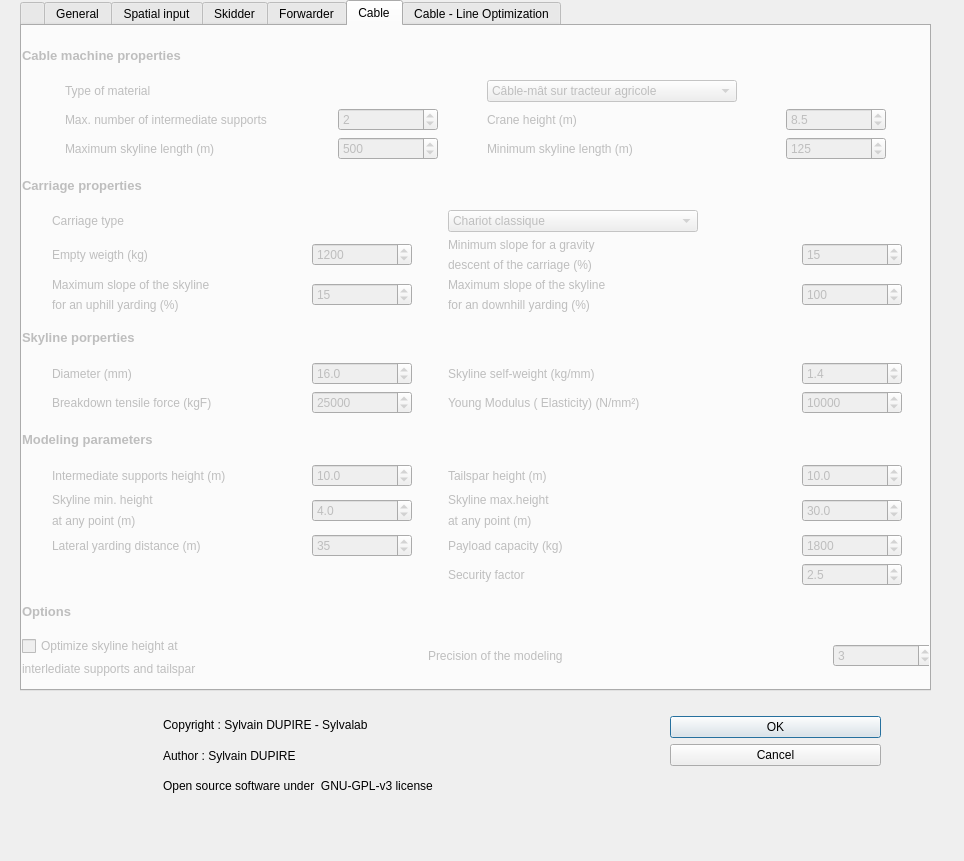
Qt form sylvaccess_plugin/sylvaccess_plugin_dialog_base.ui (Tijjat/Sylvaccess_qgis_plugin) before a commit.
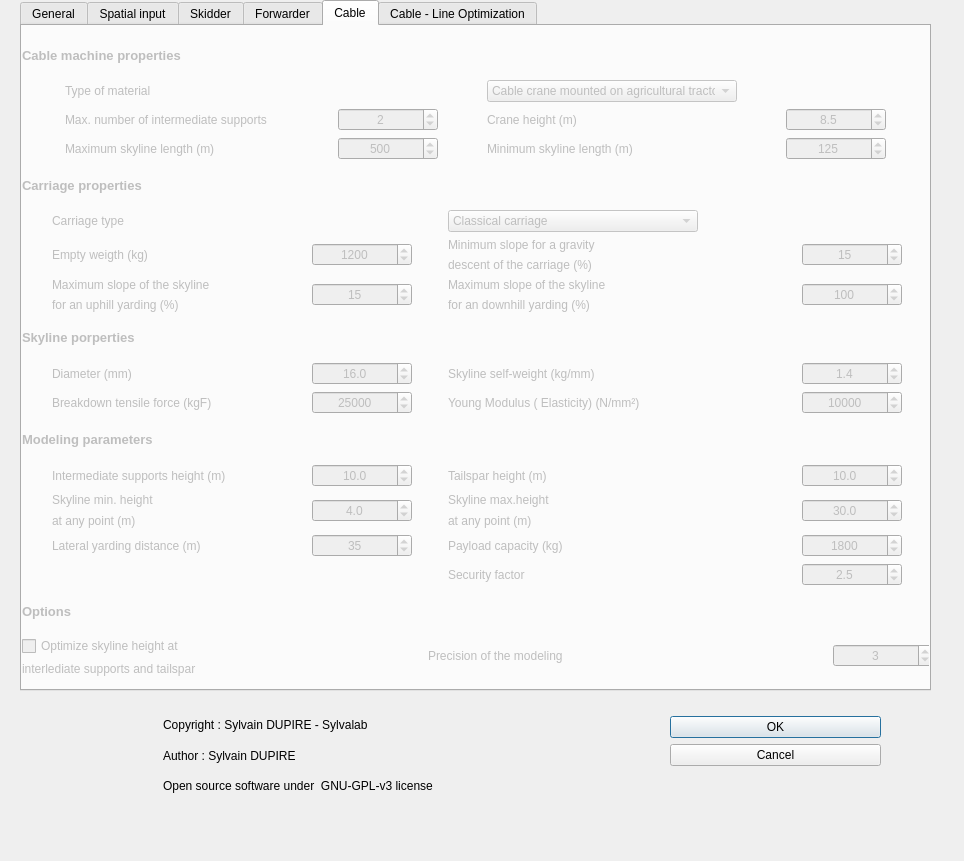
The same form after that commit. The open tabs and pages were chosen to show the change. Icons and pictures are not drawn.

Commit message:
suppr résidus création instances + traduction UI
-suppression du tab permettant la création d'instances, changement graphique
-traduction des comboBox dans l'UI et le code
-affichage e valeur dans les plainTextEdit sans passer par le code

Diff of the .ui file:
```diff
--- a/sylvaccess_plugin/sylvaccess_plugin_dialog_base.ui
+++ b/sylvaccess_plugin/sylvaccess_plugin_dialog_base.ui
@@ -83,31 +83,6 @@
      <height>20</height>
     </size>
    </property>
-   <widget class="QWidget" name="start">
-    <attribute name="icon">
-     <iconset>
-      <normaloff>icon.png</normaloff>icon.png</iconset>
-    </attribute>
-    <attribute name="title">
-     <string/>
-    </attribute>
-    <attribute name="whatsThis">
-     <string>used to launch the plugin</string>
-    </attribute>
-    <widget class="QPushButton" name="pushButton_14">
-     <property name="geometry">
-      <rect>
-       <x>300</x>
-       <y>280</y>
-       <width>271</width>
-       <height>181</height>
-      </rect>
-     </property>
-     <property name="text">
-      <string>Launch the plugin</string>
-     </property>
-    </widget>
-   </widget>
    <widget class="QWidget" name="general">
     <property name="enabled">
      <bool>true</bool>
@@ -2386,6 +2361,9 @@
             <pointsize>9</pointsize>
            </font>
           </property>
+          <property name="alignment">
+           <set>Qt::AlignCenter</set>
+          </property>
           <property name="value">
            <number>2</number>
           </property>
@@ -2458,6 +2436,9 @@
             <pointsize>9</pointsize>
            </font>
           </property>
+          <property name="alignment">
+           <set>Qt::AlignCenter</set>
+          </property>
           <property name="maximum">
            <number>99999</number>
           </property>
@@ -2497,6 +2478,9 @@
             <pointsize>9</pointsize>
            </font>
           </property>
+          <property name="alignment">
+           <set>Qt::AlignCenter</set>
+          </property>
           <property name="maximum">
            <number>999999</number>
           </property>
@@ -2523,7 +2507,7 @@
           </property>
           <item>
            <property name="text">
-            <string>Câble-mât sur tracteur agricole</string>
+            <string>Cable crane mounted on agricultural tractor</string>
            </property>
           </item>
           <item>
@@ -2562,6 +2546,9 @@
             <pointsize>9</pointsize>
            </font>
           </property>
+          <property name="alignment">
+           <set>Qt::AlignCenter</set>
+          </property>
           <property name="decimals">
            <number>1</number>
           </property>
@@ -2695,6 +2682,9 @@
             <pointsize>9</pointsize>
            </font>
           </property>
+          <property name="alignment">
+           <set>Qt::AlignCenter</set>
+          </property>
           <property name="maximum">
            <number>180</number>
           </property>
@@ -2774,6 +2764,9 @@
             <pointsize>9</pointsize>
            </font>
           </property>
+          <property name="alignment">
+           <set>Qt::AlignCenter</set>
+          </property>
           <property name="maximum">
            <number>99999</number>
           </property>
@@ -2801,6 +2794,9 @@
             <pointsize>9</pointsize>
            </font>
           </property>
+          <property name="alignment">
+           <set>Qt::AlignCenter</set>
+          </property>
           <property name="maximum">
            <number>180</number>
           </property>
@@ -2824,7 +2820,7 @@
           </property>
           <item>
            <property name="text">
-            <string>Chariot classique</string>
+            <string>Classical carriage</string>
            </property>
           </item>
           <item>
@@ -2847,6 +2843,9 @@
             <pointsize>9</pointsize>
            </font>
           </property>
+          <property name="alignment">
+           <set>Qt::AlignCenter</set>
+          </property>
           <property name="maximum">
            <number>180</number>
           </property>
@@ -2980,6 +2979,9 @@
             <pointsize>9</pointsize>
            </font>
           </property>
+          <property name="alignment">
+           <set>Qt::AlignCenter</set>
+          </property>
           <property name="maximum">
            <number>99999</number>
           </property>
@@ -3007,6 +3009,9 @@
             <pointsize>9</pointsize>
            </font>
           </property>
+          <property name="alignment">
+           <set>Qt::AlignCenter</set>
+          </property>
           <property name="maximum">
            <number>999999999</number>
           </property>
@@ -3106,6 +3111,9 @@
             <pointsize>9</pointsize>
            </font>
           </property>
+          <property name="alignment">
+           <set>Qt::AlignCenter</set>
+          </property>
           <property name="decimals">
            <number>1</number>
           </property>
@@ -3139,6 +3147,9 @@
             <pointsize>9</pointsize>
            </font>
           </property>
+          <property name="alignment">
+           <set>Qt::AlignCenter</set>
+          </property>
           <property name="decimals">
            <number>1</number>
           </property>
@@ -3208,6 +3219,9 @@
             <pointsize>9</pointsize>
            </font>
           </property>
+          <property name="alignment">
+           <set>Qt::AlignCenter</set>
+          </property>
           <property name="maximum">
            <number>999999</number>
           </property>
@@ -3362,6 +3376,9 @@
             <pointsize>9</pointsize>
            </font>
           </property>
+          <property name="alignment">
+           <set>Qt::AlignCenter</set>
+          </property>
           <property name="decimals">
            <number>1</number>
           </property>
@@ -3395,6 +3412,9 @@
             <pointsize>9</pointsize>
            </font>
           </property>
+          <property name="alignment">
+           <set>Qt::AlignCenter</set>
+          </property>
           <property name="decimals">
            <number>1</number>
           </property>
@@ -3428,6 +3448,9 @@
             <pointsize>9</pointsize>
            </font>
           </property>
+          <property name="alignment">
+           <set>Qt::AlignCenter</set>
+          </property>
           <property name="decimals">
            <number>1</number>
           </property>
@@ -3461,6 +3484,9 @@
             <pointsize>9</pointsize>
            </font>
           </property>
+          <property name="alignment">
+           <set>Qt::AlignCenter</set>
+          </property>
           <property name="decimals">
            <number>1</number>
           </property>
@@ -3494,6 +3520,9 @@
             <pointsize>9</pointsize>
            </font>
           </property>
+          <property name="alignment">
+           <set>Qt::AlignCenter</set>
+          </property>
           <property name="decimals">
            <number>1</number>
           </property>
@@ -3527,6 +3556,9 @@
             <pointsize>9</pointsize>
            </font>
           </property>
+          <property name="alignment">
+           <set>Qt::AlignCenter</set>
+          </property>
           <property name="maximum">
            <number>999999</number>
           </property>
@@ -3712,6 +3744,9 @@
             <pointsize>9</pointsize>
            </font>
           </property>
+          <property name="alignment">
+           <set>Qt::AlignCenter</set>
+          </property>
           <property name="maximum">
            <number>999999</number>
           </property>
```
Left out of the diff: 111 changed lines with no effect on the pictures. The commit also changes 2 other files.
